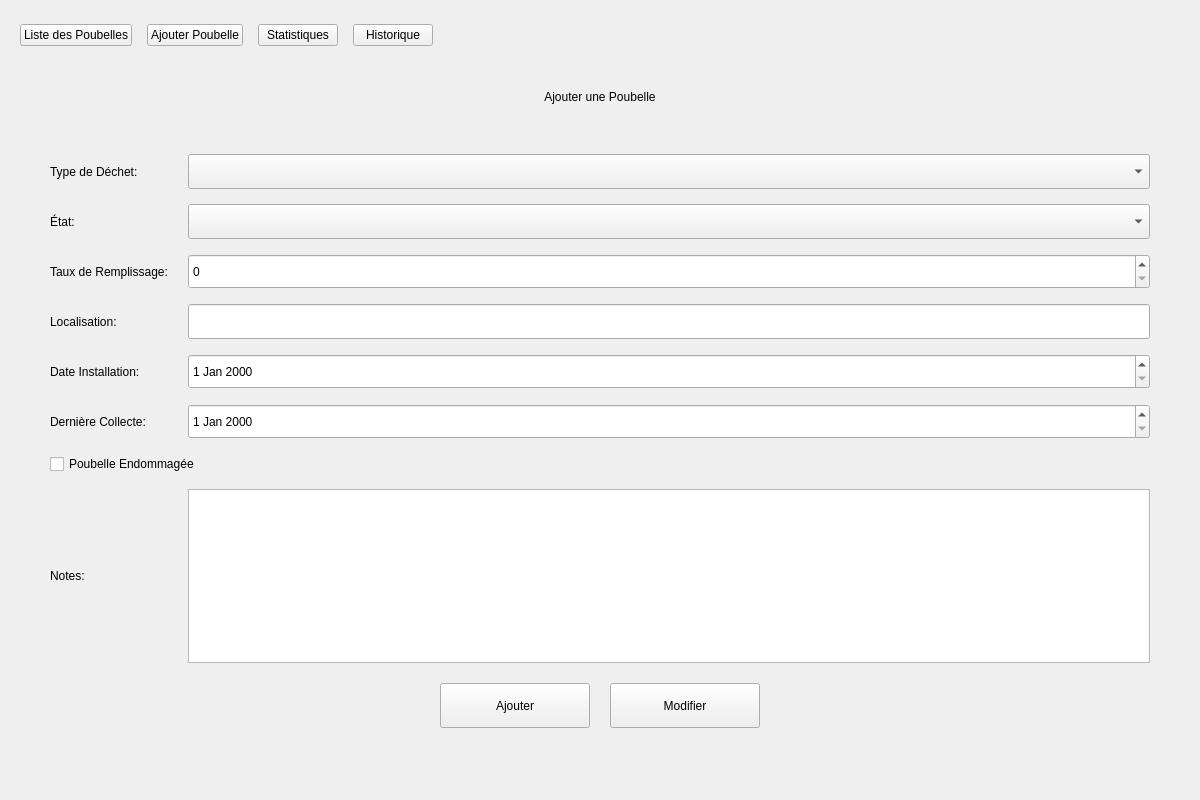
Qt form gestionpoubellepages.ui (Eyatallah-14/waste-collection-and-recycling) before a commit.
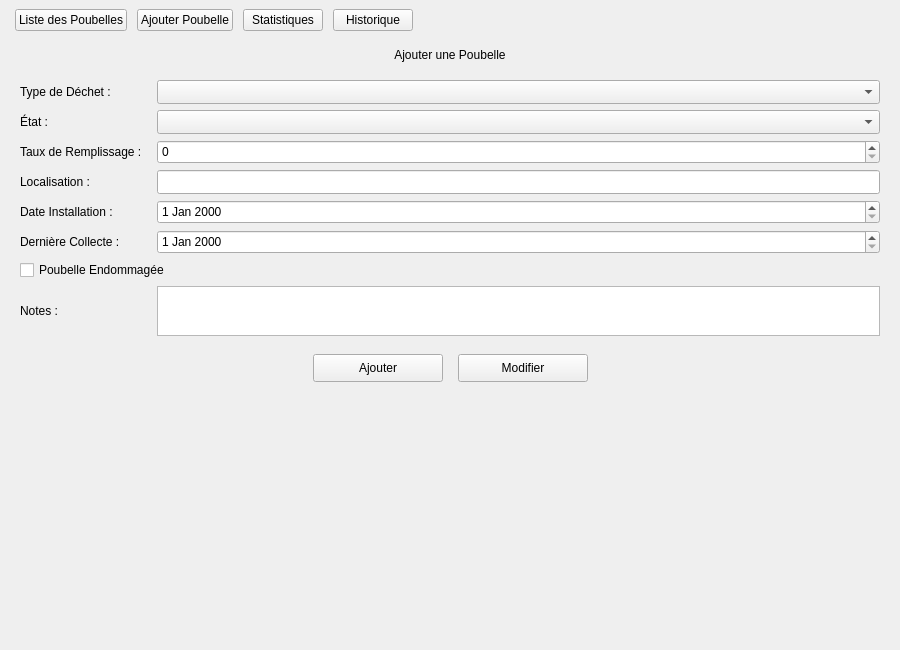
The same form after that commit. The open tabs and pages were chosen to show the change.

```diff
--- a/gestionpoubellepages.ui
+++ b/gestionpoubellepages.ui
@@ -2,17 +2,8 @@
 <ui version="4.0">
  <class>GestionPoubellePage</class>
  <widget class="QWidget" name="GestionPoubellePage">
-  <property name="geometry">
-   <rect>
-    <x>0</x>
-    <y>0</y>
-    <width>1200</width>
-    <height>800</height>
-   </rect>
-  </property>
-  <property name="windowTitle">
-   <string>Gestion des Poubelles</string>
-  </property>
+  <property name="geometry"><rect><x>0</x><y>0</y><width>900</width><height>650</height></rect></property>
+  <property name="windowTitle"><string>Gestion des Poubelles</string></property>
   <layout class="QVBoxLayout" name="mainLayout">
    <property name="spacing">
     <number>0</number>
@@ -31,69 +22,19 @@
    </property>
    <item>
     <widget class="QWidget" name="topButtonBar" native="true">
-     <property name="minimumSize">
-      <size>
-       <width>0</width>
-       <height>70</height>
-      </size>
-     </property>
+     <property name="minimumSize"><size><width>0</width><height>40</height></size></property>
+     <property name="maximumSize"><size><width>16777215</width><height>40</height></size></property>
      <layout class="QHBoxLayout" name="horizontalLayout">
-      <property name="spacing">
-       <number>15</number>
-      </property>
-      <property name="leftMargin">
-       <number>20</number>
-      </property>
-      <property name="topMargin">
-       <number>10</number>
-      </property>
-      <property name="rightMargin">
-       <number>20</number>
-      </property>
-      <property name="bottomMargin">
-       <number>10</number>
-      </property>
-      <item>
-       <widget class="QPushButton" name="btnListPoubelles">
-        <property name="text">
-         <string>Liste des Poubelles</string>
-        </property>
-       </widget>
-      </item>
-      <item>
-       <widget class="QPushButton" name="btnAddPoubelle">
-        <property name="text">
-         <string>Ajouter Poubelle</string>
-        </property>
-       </widget>
-      </item>
-      <item>
-       <widget class="QPushButton" name="btnStatistics">
-        <property name="text">
-         <string>Statistiques</string>
-        </property>
-       </widget>
-      </item>
-      <item>
-       <widget class="QPushButton" name="btnHistorique">
-        <property name="text">
-         <string>Historique</string>
-        </property>
-       </widget>
-      </item>
-      <item>
-       <spacer name="horizontalSpacer">
-        <property name="orientation">
-         <enum>Qt::Horizontal</enum>
-        </property>
-        <property name="sizeHint" stdset="0">
-         <size>
-          <width>40</width>
-          <height>20</height>
-         </size>
-        </property>
-       </spacer>
-      </item>
+      <property name="spacing"><number>10</number></property>
+      <property name="leftMargin"><number>15</number></property>
+      <property name="topMargin"><number>6</number></property>
+      <property name="rightMargin"><number>15</number></property>
+      <property name="bottomMargin"><number>6</number></property>
+      <item><widget class="QPushButton" name="btnListPoubelles"><property name="text"><string>Liste des Poubelles</string></property></widget></item>
+      <item><widget class="QPushButton" name="btnAddPoubelle"><property name="text"><string>Ajouter Poubelle</string></property></widget></item>
+      <item><widget class="QPushButton" name="btnStatistics"><property name="text"><string>Statistiques</string></property></widget></item>
+      <item><widget class="QPushButton" name="btnHistorique"><property name="text"><string>Historique</string></property></widget></item>
+      <item><spacer name="horizontalSpacer"><property name="orientation"><enum>Qt::Horizontal</enum></property><property name="sizeHint" stdset="0"><size><width>40</width><height>20</height></size></property></spacer></item>
      </layout>
     </widget>
    </item>
@@ -219,250 +160,79 @@
      </widget>
      <widget class="QWidget" name="pageForm">
       <layout class="QVBoxLayout" name="formLayout">
-       <property name="spacing">
-        <number>20</number>
-       </property>
-       <property name="leftMargin">
-        <number>20</number>
-       </property>
-       <property name="topMargin">
-        <number>20</number>
-       </property>
-       <property name="rightMargin">
-        <number>20</number>
-       </property>
-       <property name="bottomMargin">
-        <number>20</number>
-       </property>
+       <property name="spacing"><number>0</number></property>
+       <property name="leftMargin"><number>0</number></property>
+       <property name="topMargin"><number>0</number></property>
+       <property name="rightMargin"><number>0</number></property>
+       <property name="bottomMargin"><number>0</number></property>
        <item>
-        <widget class="QLabel" name="formTitle">
-         <property name="text">
-          <string>Ajouter une Poubelle</string>
-         </property>
-         <property name="alignment">
-          <set>Qt::AlignCenter</set>
-         </property>
+        <widget class="QScrollArea" name="formScrollArea">
+         <property name="widgetResizable"><bool>true</bool></property>
+         <property name="frameShape"><enum>QFrame::NoFrame</enum></property>
+         <widget class="QWidget" name="formScrollContents">
+          <layout class="QVBoxLayout" name="formScrollLayout">
+           <property name="spacing"><number>10</number></property>
+           <property name="leftMargin"><number>10</number></property>
+           <property name="topMargin"><number>8</number></property>
+           <property name="rightMargin"><number>10</number></property>
+           <property name="bottomMargin"><number>8</number></property>
+           <item>
+            <widget class="QLabel" name="formTitle">
+             <property name="text"><string>Ajouter une Poubelle</string></property>
+             <property name="alignment"><set>Qt::AlignCenter</set></property>
+            </widget>
+           </item>
+           <item>
+            <widget class="QWidget" name="formFieldsContainer" native="true">
+             <layout class="QVBoxLayout" name="verticalLayout_3">
+              <property name="spacing"><number>0</number></property>
+              <property name="leftMargin"><number>10</number></property>
+              <property name="topMargin"><number>8</number></property>
+              <property name="rightMargin"><number>10</number></property>
+              <property name="bottomMargin"><number>8</number></property>
+              <item>
+               <layout class="QGridLayout" name="formGrid">
+                <property name="horizontalSpacing"><number>15</number></property>
+                <property name="verticalSpacing"><number>6</number></property>
+                <item row="0" column="0"><widget class="QLabel" name="label"><property name="text"><string>Type de Déchet :</string></property></widget></item>
+                <item row="0" column="1"><widget class="QComboBox" name="inputTypeDechet"><property name="minimumSize"><size><width>0</width><height>24</height></size></property></widget></item>
+                <item row="1" column="0"><widget class="QLabel" name="label_2"><property name="text"><string>État :</string></property></widget></item>
+                <item row="1" column="1"><widget class="QComboBox" name="inputEtat"><property name="minimumSize"><size><width>0</width><height>24</height></size></property></widget></item>
+                <item row="2" column="0"><widget class="QLabel" name="label_3"><property name="text"><string>Taux de Remplissage :</string></property></widget></item>
+                <item row="2" column="1"><widget class="QSpinBox" name="inputTauxRemplissage"><property name="minimumSize"><size><width>0</width><height>24</height></size></property></widget></item>
+                <item row="3" column="0"><widget class="QLabel" name="label_4"><property name="text"><string>Localisation :</string></property></widget></item>
+                <item row="3" column="1"><widget class="QLineEdit" name="inputLocalisation"><property name="minimumSize"><size><width>0</width><height>24</height></size></property></widget></item>
+                <item row="4" column="0"><widget class="QLabel" name="label_5"><property name="text"><string>Date Installation :</string></property></widget></item>
+                <item row="4" column="1"><widget class="QDateEdit" name="inputDateInstallation"><property name="minimumSize"><size><width>0</width><height>24</height></size></property></widget></item>
+                <item row="5" column="0"><widget class="QLabel" name="label_6"><property name="text"><string>Dernière Collecte :</string></property></widget></item>
+                <item row="5" column="1"><widget class="QDateEdit" name="inputDateCollecte"><property name="minimumSize"><size><width>0</width><height>24</height></size></property></widget></item>
+                <item row="6" column="0" colspan="2"><widget class="QCheckBox" name="checkEndommagee"><property name="text"><string>Poubelle Endommagée</string></property></widget></item>
+                <item row="7" column="0"><widget class="QLabel" name="label_7"><property name="text"><string>Notes :</string></property></widget></item>
+                <item row="7" column="1">
+                 <widget class="QTextEdit" name="inputNotes">
+                  <property name="minimumSize"><size><width>0</width><height>50</height></size></property>
+                  <property name="maximumSize"><size><width>16777215</width><height>50</height></size></property>
+                 </widget>
+                </item>
+               </layout>
+              </item>
+             </layout>
+            </widget>
+           </item>
+           <item>
+            <layout class="QHBoxLayout" name="horizontalLayout_3">
+             <property name="spacing"><number>15</number></property>
+             <item><spacer name="horizontalSpacer_2"><property name="orientation"><enum>Qt::Horizontal</enum></property><property name="sizeHint" stdset="0"><size><width>40</width><height>20</height></size></property></spacer></item>
+             <item><widget class="QPushButton" name="btnConfirmAdd"><property name="minimumSize"><size><width>130</width><height>28</height></size></property><property name="maximumSize"><size><width>130</width><height>28</height></size></property><property name="text"><string>Ajouter</string></property></widget></item>
+             <item><widget class="QPushButton" name="btnConfirmUpdate"><property name="minimumSize"><size><width>130</width><height>28</height></size></property><property name="maximumSize"><size><width>130</width><height>28</height></size></property><property name="text"><string>Modifier</string></property></widget></item>
+             <item><spacer name="horizontalSpacer_3"><property name="orientation"><enum>Qt::Horizontal</enum></property><property name="sizeHint" stdset="0"><size><width>40</width><height>20</height></size></property></spacer></item>
+            </layout>
+           </item>
+           <item><spacer name="verticalSpacer"><property name="orientation"><enum>Qt::Vertical</enum></property><property name="sizeHint" stdset="0"><size><width>20</width><height>10</height></size></property></spacer></item>
+          </layout>
+         </widget>
         </widget>
        </item>
-       <item>
-        <widget class="QWidget" name="formFieldsContainer" native="true">
-         <layout class="QVBoxLayout" name="verticalLayout_3">
-          <property name="spacing">
-           <number>20</number>
-          </property>
-          <property name="leftMargin">
-           <number>30</number>
-          </property>
-          <property name="topMargin">
-           <number>30</number>
-          </property>
-          <property name="rightMargin">
-           <number>30</number>
-          </property>
-          <property name="bottomMargin">
-           <number>30</number>
-          </property>
-          <item>
-           <layout class="QGridLayout" name="formGrid">
-            <property name="horizontalSpacing">
-             <number>20</number>
-            </property>
-            <property name="verticalSpacing">
-             <number>15</number>
-            </property>
-            <item row="0" column="0">
-             <widget class="QLabel" name="label">
-              <property name="text">
-               <string>Type de Déchet:</string>
-              </property>
-             </widget>
-            </item>
-            <item row="0" column="1">
-             <widget class="QComboBox" name="inputTypeDechet">
-              <property name="minimumSize">
-               <size>
-                <width>0</width>
-                <height>35</height>
-               </size>
-              </property>
-             </widget>
-            </item>
-            <item row="1" column="0">
-             <widget class="QLabel" name="label_2">
-              <property name="text">
-               <string>État:</string>
-              </property>
-             </widget>
-            </item>
-            <item row="1" column="1">
-             <widget class="QComboBox" name="inputEtat">
-              <property name="minimumSize">
-               <size>
-                <width>0</width>
-                <height>35</height>
-               </size>
-              </property>
-             </widget>
-            </item>
-            <item row="2" column="0">
-             <widget class="QLabel" name="label_3">
-              <property name="text">
-               <string>Taux de Remplissage:</string>
-              </property>
-             </widget>
-            </item>
-            <item row="2" column="1">
-             <widget class="QSpinBox" name="inputTauxRemplissage">
-              <property name="minimumSize">
-               <size>
-                <width>0</width>
-                <height>35</height>
-               </size>
-              </property>
-             </widget>
-            </item>
-            <item row="3" column="0">
-             <widget class="QLabel" name="label_4">
-              <property name="text">
-               <string>Localisation:</string>
-              </property>
-             </widget>
-            </item>
-            <item row="3" column="1">
-             <widget class="QLineEdit" name="inputLocalisation">
-              <property name="minimumSize">
-               <size>
-                <width>0</width>
-                <height>35</height>
-               </size>
-              </property>
-             </widget>
-            </item>
-            <item row="4" column="0">
-             <widget class="QLabel" name="label_5">
-              <property name="text">
-               <string>Date Installation:</string>
-              </property>
-             </widget>
-            </item>
-            <item row="4" column="1">
-             <widget class="QDateEdit" name="inputDateInstallation">
-              <property name="minimumSize">
-               <size>
-                <width>0</width>
-                <height>35</height>
-               </size>
-              </property>
-             </widget>
-            </item>
-            <item row="5" column="0">
-             <widget class="QLabel" name="label_6">
-              <property name="text">
-               <string>Dernière Collecte:</string>
-              </property>
-             </widget>
-            </item>
-            <item row="5" column="1">
-             <widget class="QDateEdit" name="inputDateCollecte">
-              <property name="minimumSize">
-               <size>
-                <width>0</width>
-                <height>35</height>
-               </size>
-              </property>
-             </widget>
-            </item>
-            <item row="6" column="0" colspan="2">
-             <widget class="QCheckBox" name="checkEndommagee">
-              <property name="text">
-               <string>Poubelle Endommagée</string>
-              </property>
-             </widget>
-            </item>
-            <item row="7" column="0">
-             <widget class="QLabel" name="label_7">
-              <property name="text">
-               <string>Notes:</string>
-              </property>
-             </widget>
-            </item>
-            <item row="7" column="1">
-             <widget class="QTextEdit" name="inputNotes"/>
-            </item>
-           </layout>
-          </item>
-          <item>
-           <layout class="QHBoxLayout" name="horizontalLayout_3">
-            <item>
-             <spacer name="horizontalSpacer_2">
-              <property name="orientation">
-               <enum>Qt::Horizontal</enum>
-              </property>
-              <property name="sizeHint" stdset="0">
-               <size>
-                <width>40</width>
-                <height>20</height>
-               </size>
-              </property>
-             </spacer>
-            </item>
-            <item>
-             <widget class="QPushButton" name="btnConfirmAdd">
-              <property name="minimumSize">
-               <size>
-                <width>150</width>
-                <height>45</height>
-               </size>
-              </property>
-              <property name="text">
-               <string>Ajouter</string>
-              </property>
-             </widget>
-            </item>
-            <item>
-             <widget class="QPushButton" name="btnConfirmUpdate">
-              <property name="minimumSize">
-               <size>
-                <width>150</width>
-                <height>45</height>
-               </size>
-              </property>
-              <property name="text">
-               <string>Modifier</string>
-              </property>
-             </widget>
-            </item>
-            <item>
-             <spacer name="horizontalSpacer_3">
-              <property name="orientation">
-               <enum>Qt::Horizontal</enum>
-              </property>
-              <property name="sizeHint" stdset="0">
-               <size>
-                <width>40</width>
-                <height>20</height>
-               </size>
-              </property>
-             </spacer>
-            </item>
-           </layout>
-          </item>
-         </layout>
-        </widget>
-       </item>
-       <item>
-        <spacer name="verticalSpacer">
-         <property name="orientation">
-          <enum>Qt::Vertical</enum>
-         </property>
-         <property name="sizeHint" stdset="0">
-          <size>
-           <width>20</width>
-           <height>40</height>
-          </size>
-         </property>
-        </spacer>
-       </item>
       </layout>
      </widget>
      <widget class="QWidget" name="pageStats">
```
Left out of the diff: 322 changed lines with no effect on the pictures.
